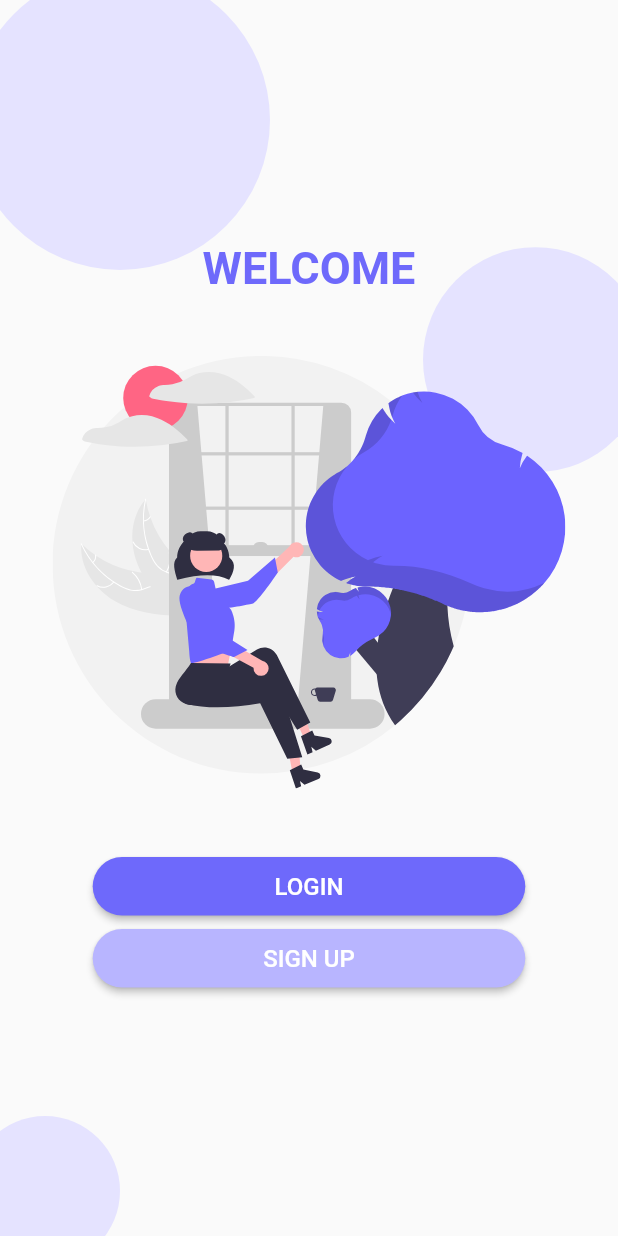
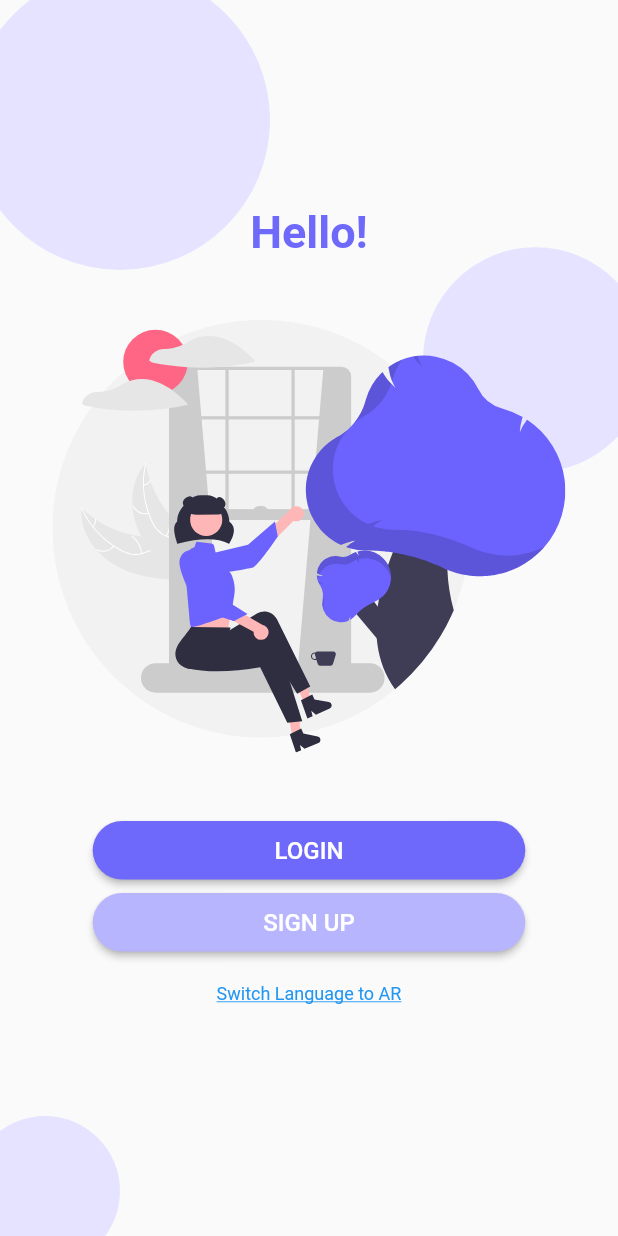
Before and after one commit to hassan-2040/bayt-test-app, a Flutter app: the screen it shows after launch, on a phone screen of 412 x 824 dp. Run offline on Flutter 3.47's test engine with Material 2 defaults, Android fonts, the phone set to English and light mode, and no system bars; our stand-ins replace bloc, dio, firebase_auth, firebase_core, flutter_bloc, flutter_svg and 2 more; accounts and stored records are empty.

Commit message:
added language support

```diff
--- /dev/null
+++ b/assets/i18n/ar.json
@@ -0,0 +1,4 @@
+{
+  "title": "!أهلا",
+  "Message" : "هذا عربي"
+}
--- /dev/null
+++ b/assets/i18n/en_US.json
@@ -0,0 +1,4 @@
+{
+  "title": "Hello!",
+  "Message" : "This is English"
+}
--- a/lib/main.dart
+++ b/lib/main.dart
@@ -7,17 +7,24 @@ import 'package:firebase_core/firebase_core.dart';
 import 'package:bayt_test_app/views/screens/welcome/welcome_screen.dart';
 import 'package:flutter/material.dart';
 import 'package:flutter/services.dart';
+import 'package:flutter_localizations/flutter_localizations.dart';
+import 'package:flutter_translate/flutter_translate.dart';
 import 'package:provider/provider.dart';
 
 void main() async {
   WidgetsFlutterBinding.ensureInitialized();
   await Firebase.initializeApp();
+  var delegate = await LocalizationDelegate.create(
+      fallbackLocale: 'en_US', supportedLocales: ['en_US', 'ar']);
   runApp(
+    LocalizedApp(
+      delegate,
       MultiProvider(
         providers: [
           ListenableProvider<GenericProvider>(create: (_) => GenericProvider()),
         ],
         child: const MyApp(),
+      ),
     ),
   );
 }
@@ -25,11 +32,20 @@ void main() async {
 class MyApp extends StatelessWidget {
   const MyApp({Key? key}) : super(key: key);
 
-  // This widget is the root of your application.
   @override
   Widget build(BuildContext context) {
-    return MaterialApp(
+    var localizationDelegate = LocalizedApp.of(context).delegate;
+    return LocalizationProvider(
+      state: LocalizationProvider.of(context).state,
+      child: MaterialApp(
         title: 'Bayt Test App',
+        localizationsDelegates: [
+          GlobalMaterialLocalizations.delegate,
+          GlobalWidgetsLocalizations.delegate,
+          localizationDelegate
+        ],
+        supportedLocales: localizationDelegate.supportedLocales,
+        locale: localizationDelegate.currentLocale,
         theme: ThemeData(
           primaryColor: primaryColor,
           primaryColorLight: primaryColorLight,
@@ -45,6 +61,7 @@ class MyApp extends StatelessWidget {
           HomeScreen.route: (context) => const HomeScreen(),
         },
         home: const WelcomeScreen(),
+      ),
     );
   }
 }
--- a/lib/views/screens/home/components/home_page/components/filter_button.dart
+++ b/lib/views/screens/home/components/home_page/components/filter_button.dart
@@ -27,6 +27,5 @@ class FilterButton extends StatelessWidget {
         },
       ),
     );
-    ;
   }
 }
--- a/lib/views/screens/welcome/components/welcome_body.dart
+++ b/lib/views/screens/welcome/components/welcome_body.dart
@@ -6,9 +6,24 @@ import 'package:bayt_test_app/views/screens/sign_up/sign_up_screen.dart';
 import 'package:bayt_test_app/views/screens/welcome/components/welcome_background.dart';
 import 'package:flutter_svg/flutter_svg.dart';
 import 'package:flutter/material.dart';
+import 'package:flutter_translate/flutter_translate.dart';
 
-class WelcomeBody extends StatelessWidget {
+class WelcomeBody extends StatefulWidget {
   const WelcomeBody({Key? key}) : super(key: key);
+
+  @override
+  State<WelcomeBody> createState() => _WelcomeBodyState();
+}
+
+class _WelcomeBodyState extends State<WelcomeBody> {
+
+  late String _locale;
+
+  @override
+  void didChangeDependencies() {
+    _locale = Localizations.localeOf(context).toString();
+    super.didChangeDependencies();
+  }
 
   @override
   Widget build(BuildContext context) {
@@ -17,7 +32,7 @@ class WelcomeBody extends StatelessWidget {
         child: Column(
           children: [
             Text(
-              'WELCOME',
+              translate('title'),
               style: TextStyle(
                 fontWeight: FontWeight.bold,
                 color: Theme.of(context).primaryColor,
@@ -48,6 +63,30 @@ class WelcomeBody extends StatelessWidget {
                 Navigator.of(context).pushNamed(SignUpScreen.route);
               },
             ),
+            RawMaterialButton(
+              constraints: const BoxConstraints(),
+              onPressed: () {
+                if (_locale == 'ar') {
+                  changeLocale(context, 'en_US');
+                  setState(() {
+                    _locale = 'en_US';
+                  });
+                } else {
+                  changeLocale(context, 'ar');
+                  setState(() {
+                    _locale = 'ar';
+                  });
+                }
+              },
+              child: Text(
+                'Switch Language to ${_locale == 'ar' ? 'EN' : 'AR'}',
+                style: TextStyle(
+                  decoration: TextDecoration.underline,
+                  fontSize: SizeConfig.textSizeSmall,
+                  color: Colors.blue,
+                ),
+              ),
+            ),
           ],
         ),
       ),
--- a/pubspec.yaml
+++ b/pubspec.yaml
@@ -29,6 +29,8 @@ environment:
 dependencies:
   flutter:
     sdk: flutter
+  flutter_localizations:
+    sdk: flutter
   flutter_svg: ^0.22.0
   bloc: ^7.2.0
   flutter_bloc: ^7.3.0
@@ -36,6 +38,7 @@ dependencies:
   firebase_auth: ^3.1.1
   provider: ^6.0.1
   shared_preferences: ^2.0.8
+  flutter_translate: ^3.0.1
 
 
   # The following adds the Cupertino Icons font to your application.
@@ -69,6 +72,7 @@ flutter:
     - assets/images/welcome.svg
     - assets/images/login.svg
     - assets/images/sign_up.svg
+    - assets/i18n/
   #   - images/a_dot_ham.jpeg
 
   # An image asset can refer to one or more resolution-specific "variants", see
```
Also changed, not shown: pubspec.lock. Lines whose indentation alone changed are shown as unchanged.
